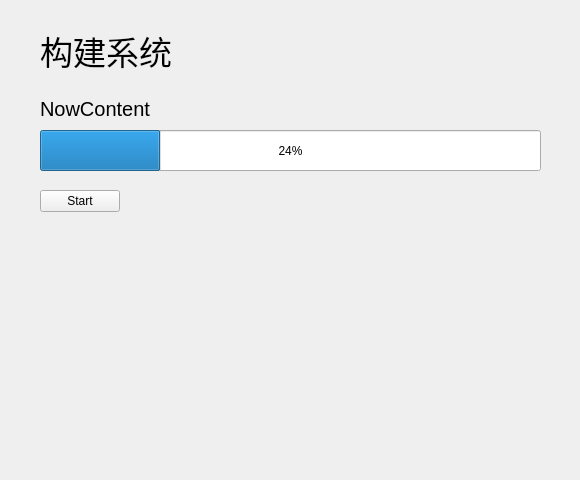
Above: NewQtUi/WorkProcessTab/WorkProcessTab.ui from AOSC-Archive/AOSC-LiveKit before the change. Below: the same form after it.
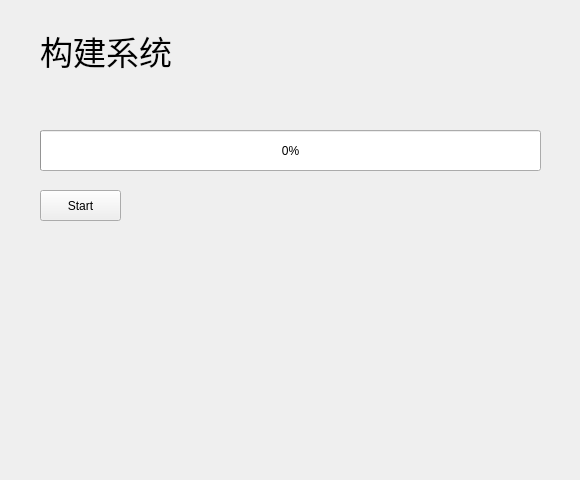
That is the form after the change.

Diff of the .ui file:
```diff
--- a/NewQtUi/WorkProcessTab/WorkProcessTab.ui
+++ b/NewQtUi/WorkProcessTab/WorkProcessTab.ui
@@ -41,7 +41,7 @@
     </rect>
    </property>
    <property name="value">
-    <number>24</number>
+    <number>0</number>
    </property>
   </widget>
   <widget class="QLabel" name="NowCOntentLabel">
@@ -49,7 +49,7 @@
     <rect>
      <x>40</x>
      <y>93</y>
-     <width>271</width>
+     <width>491</width>
      <height>31</height>
     </rect>
    </property>
@@ -59,7 +59,7 @@
     </font>
    </property>
    <property name="text">
-    <string>NowContent</string>
+    <string/>
    </property>
   </widget>
   <widget class="QPushButton" name="StartButton">
@@ -67,8 +67,8 @@
     <rect>
      <x>40</x>
      <y>190</y>
-     <width>80</width>
-     <height>22</height>
+     <width>81</width>
+     <height>31</height>
     </rect>
    </property>
    <property name="text">
```
